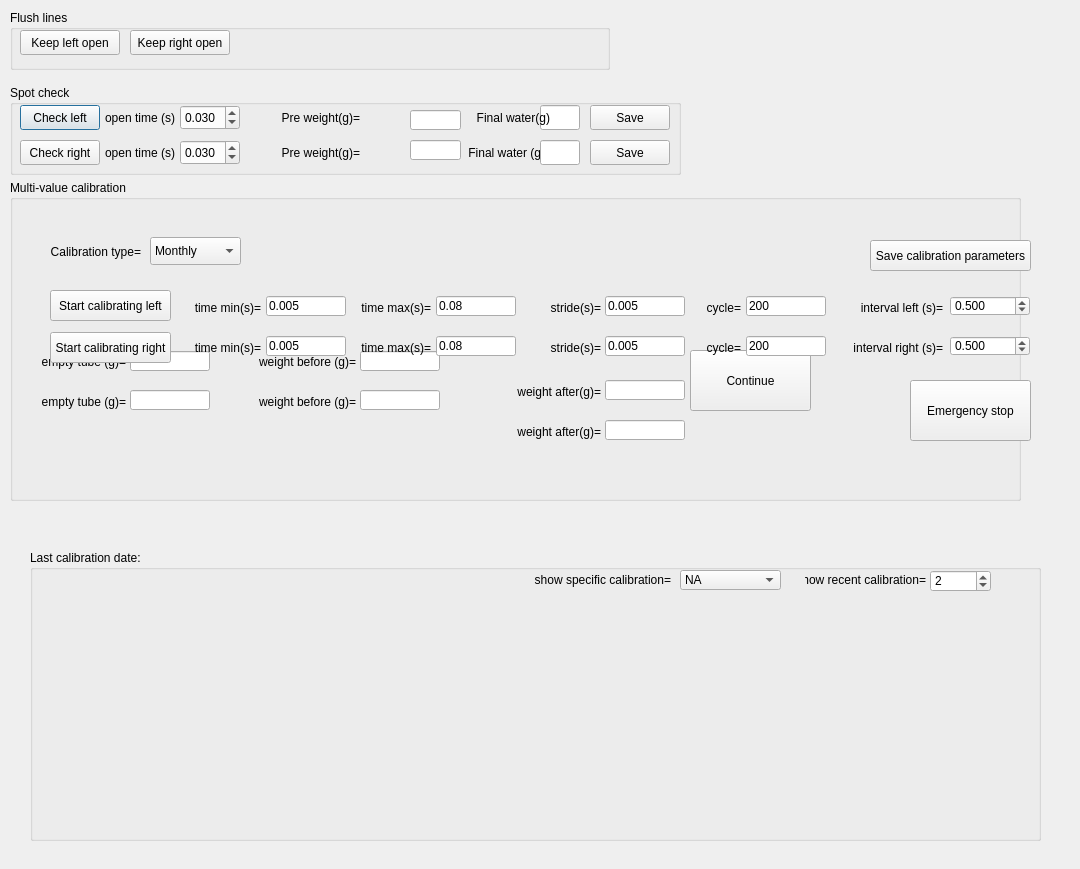
Above: src/foraging_gui/Calibration.ui from AllenNeuralDynamics/dynamic-foraging-task before the change. Below: the same form after it.
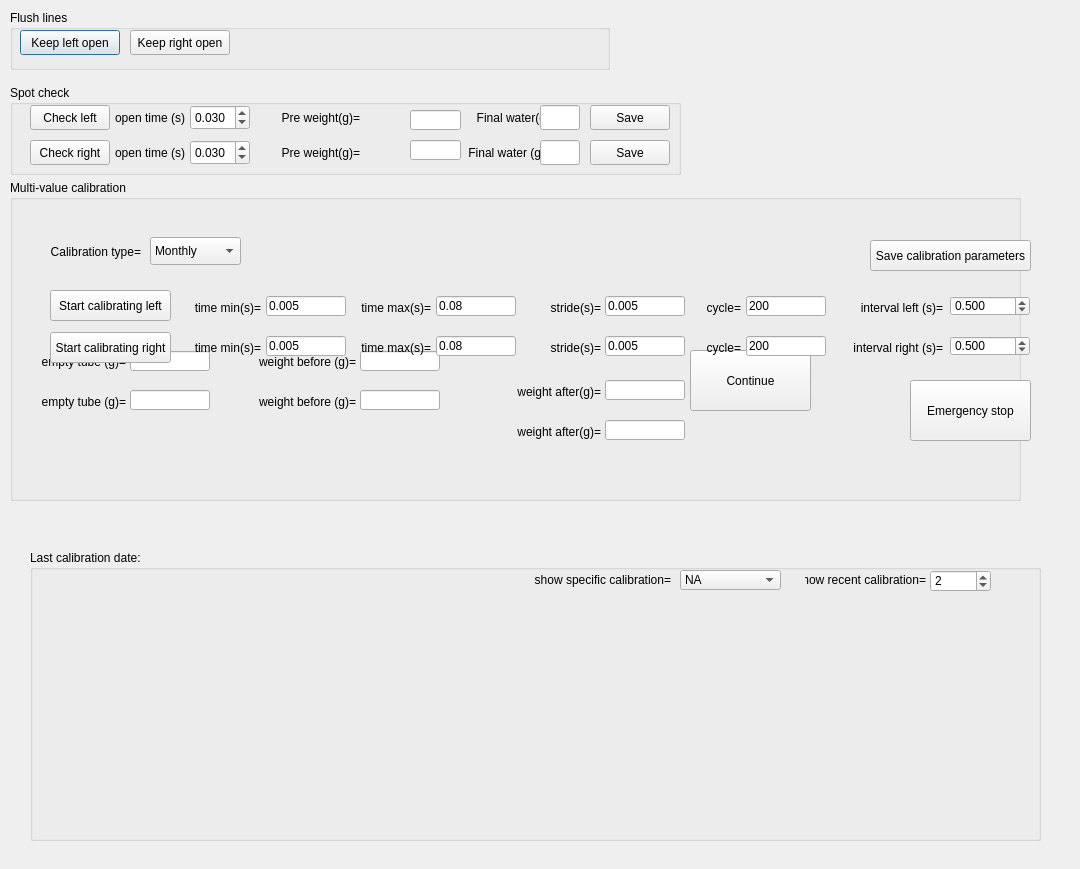
That is the form after the change.

The edit to the form file:
```diff
--- a/src/foraging_gui/Calibration.ui
+++ b/src/foraging_gui/Calibration.ui
@@ -13,114 +13,6 @@
   <property name="windowTitle">
    <string>Water calibration</string>
   </property>
-  <widget class="QDoubleSpinBox" name="SpotRightOpenTime">
-   <property name="geometry">
-    <rect>
-     <x>180</x>
-     <y>140</y>
-     <width>60</width>
-     <height>25</height>
-    </rect>
-   </property>
-   <property name="decimals">
-    <number>3</number>
-   </property>
-   <property name="singleStep">
-    <double>0.005000000000000</double>
-   </property>
-   <property name="value">
-    <double>0.030000000000000</double>
-   </property>
-  </widget>
-  <widget class="QDoubleSpinBox" name="SpotLeftOpenTime">
-   <property name="geometry">
-    <rect>
-     <x>180</x>
-     <y>105</y>
-     <width>60</width>
-     <height>25</height>
-    </rect>
-   </property>
-   <property name="decimals">
-    <number>3</number>
-   </property>
-   <property name="singleStep">
-    <double>0.005000000000000</double>
-   </property>
-   <property name="value">
-    <double>0.030000000000000</double>
-   </property>
-  </widget>
-  <widget class="QLabel" name="SpotLeftOpenTimeLabel">
-   <property name="geometry">
-    <rect>
-     <x>100</x>
-     <y>105</y>
-     <width>75</width>
-     <height>25</height>
-    </rect>
-   </property>
-   <property name="text">
-    <string>open time (s)</string>
-   </property>
-   <property name="textFormat">
-    <enum>Qt::AutoText</enum>
-   </property>
-   <property name="alignment">
-    <set>Qt::AlignRight|Qt::AlignTrailing|Qt::AlignVCenter</set>
-   </property>
-  </widget>
-  <widget class="QLabel" name="SpotRightOpenTimeLabel">
-   <property name="geometry">
-    <rect>
-     <x>100</x>
-     <y>140</y>
-     <width>75</width>
-     <height>25</height>
-    </rect>
-   </property>
-   <property name="text">
-    <string>open time (s)</string>
-   </property>
-   <property name="textFormat">
-    <enum>Qt::AutoText</enum>
-   </property>
-   <property name="alignment">
-    <set>Qt::AlignRight|Qt::AlignTrailing|Qt::AlignVCenter</set>
-   </property>
-  </widget>
-  <widget class="QPushButton" name="OpenLeft">
-   <property name="geometry">
-    <rect>
-     <x>20</x>
-     <y>105</y>
-     <width>80</width>
-     <height>25</height>
-    </rect>
-   </property>
-   <property name="text">
-    <string>Check left</string>
-   </property>
-   <property name="checkable">
-    <bool>true</bool>
-   </property>
-  </widget>
-  <widget class="QPushButton" name="OpenRight">
-   <property name="geometry">
-    <rect>
-     <x>20</x>
-     <y>140</y>
-     <width>80</width>
-     <height>25</height>
-    </rect>
-   </property>
-   <property name="text">
-    <string>Check right</string>
-   </property>
-   <property name="checkable">
-    <bool>true</bool>
-   </property>
-  </widget>
   <widget class="QPushButton" name="OpenLeftForever">
    <property name="geometry">
     <rect>
@@ -777,6 +669,114 @@
    <property name="title">
     <string>Spot check</string>
    </property>
+    <widget class="QPushButton" name="SpotCheckLeft">
+        <property name="geometry">
+            <rect>
+                <x>20</x>
+                <y>20</y>
+                <width>80</width>
+                <height>25</height>
+            </rect>
+        </property>
+        <property name="text">
+            <string>Check left</string>
+        </property>
+        <property name="checkable">
+            <bool>true</bool>
+        </property>
+    </widget>
+    <widget class="QPushButton" name="SpotCheckRight">
+        <property name="geometry">
+            <rect>
+                <x>20</x>
+                <y>55</y>
+                <width>80</width>
+                <height>25</height>
+            </rect>
+        </property>
+        <property name="text">
+            <string>Check right</string>
+        </property>
+        <property name="checkable">
+            <bool>true</bool>
+        </property>
+    </widget>
+    <widget class="QLabel" name="SpotLeftOpenTimeLabel">
+        <property name="geometry">
+            <rect>
+                <x>100</x>
+                <y>20</y>
+                <width>75</width>
+                <height>25</height>
+            </rect>
+        </property>
+        <property name="text">
+            <string>open time (s)</string>
+        </property>
+        <property name="textFormat">
+            <enum>Qt::AutoText</enum>
+        </property>
+        <property name="alignment">
+            <set>Qt::AlignRight|Qt::AlignTrailing|Qt::AlignVCenter</set>
+        </property>
+    </widget>
+    <widget class="QLabel" name="SpotRightOpenTimeLabel">
+        <property name="geometry">
+            <rect>
+                <x>100</x>
+                <y>55</y>
+                <width>75</width>
+                <height>25</height>
+            </rect>
+        </property>
+        <property name="text">
+            <string>open time (s)</string>
+        </property>
+        <property name="textFormat">
+            <enum>Qt::AutoText</enum>
+        </property>
+        <property name="alignment">
+            <set>Qt::AlignRight|Qt::AlignTrailing|Qt::AlignVCenter</set>
+        </property>
+    </widget>
+    <widget class="QDoubleSpinBox" name="SpotLeftOpenTime">
+        <property name="geometry">
+            <rect>
+                <x>180</x>
+                <y>20</y>
+                <width>60</width>
+                <height>25</height>
+            </rect>
+        </property>
+        <property name="decimals">
+            <number>3</number>
+        </property>
+        <property name="singleStep">
+            <double>0.005000000000000</double>
+        </property>
+        <property name="value">
+            <double>0.030000000000000</double>
+        </property>
+    </widget>
+    <widget class="QDoubleSpinBox" name="SpotRightOpenTime">
+        <property name="geometry">
+            <rect>
+                <x>180</x>
+                <y>55</y>
+                <width>60</width>
+                <height>25</height>
+            </rect>
+        </property>
+        <property name="decimals">
+            <number>3</number>
+        </property>
+        <property name="singleStep">
+            <double>0.005000000000000</double>
+        </property>
+        <property name="value">
+            <double>0.030000000000000</double>
+        </property>
+    </widget>
    <widget class="QLabel" name="SpotCheckPreWeightLeftLabel">
     <property name="geometry">
      <rect>
@@ -815,6 +815,25 @@
      <set>Qt::AlignRight|Qt::AlignTrailing|Qt::AlignVCenter</set>
     </property>
    </widget>
+    <widget class="QLabel" name="SpotCheckTotalWaterLeftLabel">
+        <property name="geometry">
+            <rect>
+                <x>440</x>
+                <y>20</y>
+                <width>100</width>
+                <height>25</height>
+            </rect>
+        </property>
+        <property name="text">
+            <string>Final water(g)</string>
+        </property>
+        <property name="textFormat">
+            <enum>Qt::AutoText</enum>
+        </property>
+        <property name="alignment">
+            <set>Qt::AlignRight|Qt::AlignTrailing|Qt::AlignVCenter</set>
+        </property>
+    </widget>
    <widget class="QLabel" name="SpotCheckTotalWaterRightLabel">
     <property name="geometry">
     <rect>
@@ -847,25 +866,6 @@
     <string/>
    </property>
   </widget>
-  <widget class="QLabel" name="SpotCheckTotalWaterLeftLabel">
-   <property name="geometry">
-    <rect>
-     <x>440</x>
-     <y>20</y>
-     <width>100</width>
-     <height>25</height>
-    </rect>
-   </property>
-   <property name="text">
-    <string>Final water(g)</string>
-   </property>
-   <property name="textFormat">
-    <enum>Qt::AutoText</enum>
-   </property>
-   <property name="alignment">
-    <set>Qt::AlignRight|Qt::AlignTrailing|Qt::AlignVCenter</set>
-   </property>
-  </widget>
   <widget class="QLineEdit" name="TotalWaterSingleRight">
    <property name="geometry">
     <rect>
```
Lines whose indentation alone changed are shown as unchanged.
